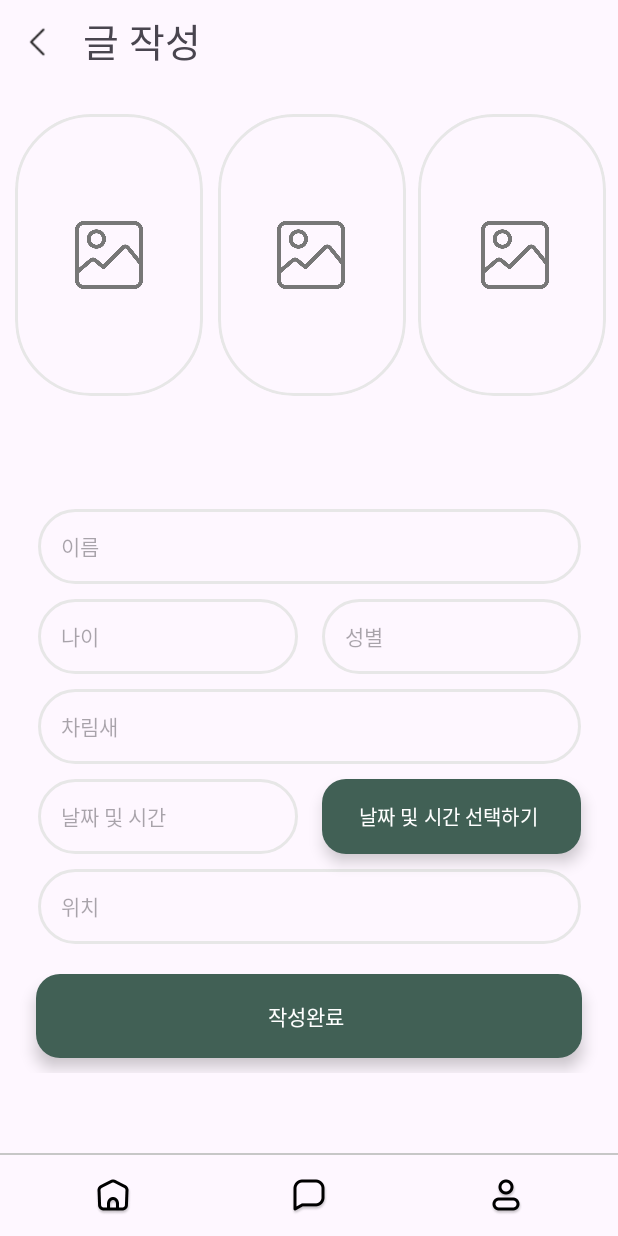
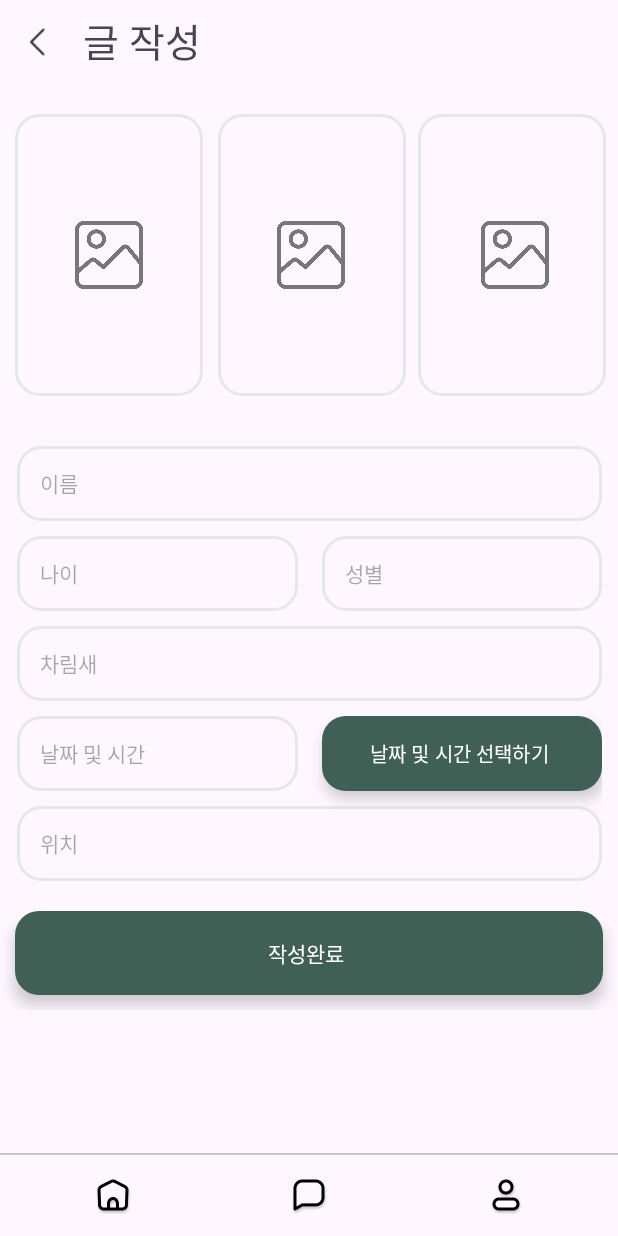
Before and after one commit to it-e-7/wHereRU, an Android app: the WritePageActivity screen opened directly, with no data from a screen before it, on a phone screen of 412 x 824 dp. Run offline under Robolectric (Android 15) with nearby library versions, the phone set to English and light mode, and no system bars; our stand-ins replace Firebase (no records; nobody signed in at launch, a user with empty details on screens opened directly); network calls fail; pictures from the network do not load.

Commit message:
style : 글쓰기 관련 디자인 수정

```diff
--- a/wHereRU_Android/app/src/main/res/drawable/write_page_background.xml
+++ b/wHereRU_Android/app/src/main/res/drawable/write_page_background.xml
@@ -4,5 +4,5 @@
     <stroke
         android:color="#E7E7E7"
         android:width="2dp" /> <!-- 테두리 두께 -->
-    <corners android:radius="50dp" /> <!-- 테두리 모서리의 둥글기 -->
+    <corners android:radius="15dp" /> <!-- 테두리 모서리의 둥글기 -->
 </shape>
--- a/wHereRU_Android/app/src/main/res/layout/activity_write_page.xml
+++ b/wHereRU_Android/app/src/main/res/layout/activity_write_page.xml
@@ -35,8 +35,8 @@
             <androidx.constraintlayout.widget.ConstraintLayout
                 android:id="@+id/img_box"
                 android:layout_width="412dp"
-                android:layout_height="260dp"
-                android:layout_marginTop="4dp"
+                android:layout_height="wrap_content"
+                android:layout_marginTop="30dp"
                 app:layout_constraintEnd_toEndOf="parent"
                 app:layout_constraintHorizontal_bias="0.0"
                 app:layout_constraintStart_toStartOf="parent"
@@ -154,18 +154,18 @@
                 android:id="@+id/write_box"
                 android:layout_width="410dp"
                 android:layout_height="wrap_content"
+                android:paddingStart="10dp"
+                android:paddingEnd="10dp"
                 app:layout_constraintBottom_toBottomOf="@+id/finish_write_button"
                 app:layout_constraintEnd_toEndOf="parent"
                 app:layout_constraintStart_toStartOf="parent"
                 app:layout_constraintTop_toBottomOf="@+id/img_box"
-                app:layout_constraintVertical_bias="0.28">
+                app:layout_constraintVertical_bias="0.15">
 
                 <EditText
                     android:id="@+id/write_name"
                     android:layout_width="0dp"
                     android:layout_height="50dp"
-                    android:layout_marginStart="24dp"
-                    android:layout_marginEnd="24dp"
                     android:background="@drawable/write_page_background"
                     android:hint="이름"
                     android:textSize="14dp"
@@ -178,7 +178,6 @@
                     android:id="@+id/write_age"
                     android:layout_width="0dp"
                     android:layout_height="50dp"
-                    android:layout_marginStart="24dp"
                     android:layout_marginTop="10dp"
                     android:layout_marginEnd="8dp"
                     android:background="@drawable/write_page_background"
@@ -196,7 +195,6 @@
                     android:layout_height="50dp"
                     android:layout_marginStart="8dp"
                     android:layout_marginTop="10dp"
-                    android:layout_marginEnd="24dp"
                     android:background="@drawable/write_page_background"
                     android:hint="성별"
                     android:paddingStart="15dp"
@@ -209,9 +207,7 @@
                     android:id="@+id/write_outfit"
                     android:layout_width="0dp"
                     android:layout_height="50dp"
-                    android:layout_marginStart="24dp"
                     android:layout_marginTop="10dp"
-                    android:layout_marginEnd="24dp"
                     android:background="@drawable/write_page_background"
                     android:hint="차림새"
                     android:paddingStart="15dp"
@@ -224,7 +220,6 @@
                     android:id="@+id/write_date_time"
                     android:layout_width="0dp"
                     android:layout_height="50dp"
-                    android:layout_marginStart="24dp"
                     android:layout_marginTop="10dp"
                     android:layout_marginEnd="8dp"
                     android:background="@drawable/write_page_background"
@@ -243,7 +238,6 @@
                     android:layout_height="50dp"
                     android:layout_marginStart="8dp"
                     android:layout_marginTop="10dp"
-                    android:layout_marginEnd="24dp"
                     android:text="날짜 및 시간 선택하기"
                     app:backgroundTint="@color/green"
                     android:textColor="@color/white"
@@ -256,9 +250,7 @@
                     android:id="@+id/write_point"
                     android:layout_width="match_parent"
                     android:layout_height="50dp"
-                    android:layout_marginStart="24dp"
                     android:layout_marginTop="10dp"
-                    android:layout_marginEnd="24dp"
                     android:background="@drawable/write_page_background"
                     android:hint="위치"
                     android:textSize="14dp"
@@ -274,9 +266,9 @@
                 android:id="@+id/finish_write_button"
                 android:layout_width="match_parent"
                 android:layout_height="wrap_content"
-                android:layout_marginStart="24dp"
+                android:layout_marginStart="10dp"
                 android:layout_marginTop="20dp"
-                android:layout_marginEnd="24dp"
+                android:layout_marginEnd="10dp"
                 android:layout_marginBottom="10dp"
                 android:text="작성완료"
                 android:textColor="@color/white"
--- a/wHereRU_Android/app/src/main/res/layout/custom_toast.xml
+++ b/wHereRU_Android/app/src/main/res/layout/custom_toast.xml
@@ -7,7 +7,7 @@
     android:layout_height="90dp"
     android:orientation="horizontal"
     android:padding="16dp"
-    android:background="@color/grey"
+    android:background="@color/grey2"
     android:gravity="center">
 
     <ImageView
--- a/wHereRU_Android/app/src/main/res/values/themes.xml
+++ b/wHereRU_Android/app/src/main/res/values/themes.xml
@@ -27,12 +27,12 @@
 
     <style name="ShapeAppearanceOverlay.Circle" parent="">
         <item name="cornerFamily">rounded</item>
-        <item name="cornerSize">50%</item>
+        <item name="cornerSize">15dp</item>
     </style>
 
     <style name="ShapeAppearanceOverlay.corner" parent="">
         <item name="cornerFamily">rounded</item>
-        <item name="cornerSize">50dp</item>
+        <item name="cornerSize">15dp</item>
         <item name="android:background">@drawable/write_page_background</item>
     </style>
 </resources>
```
